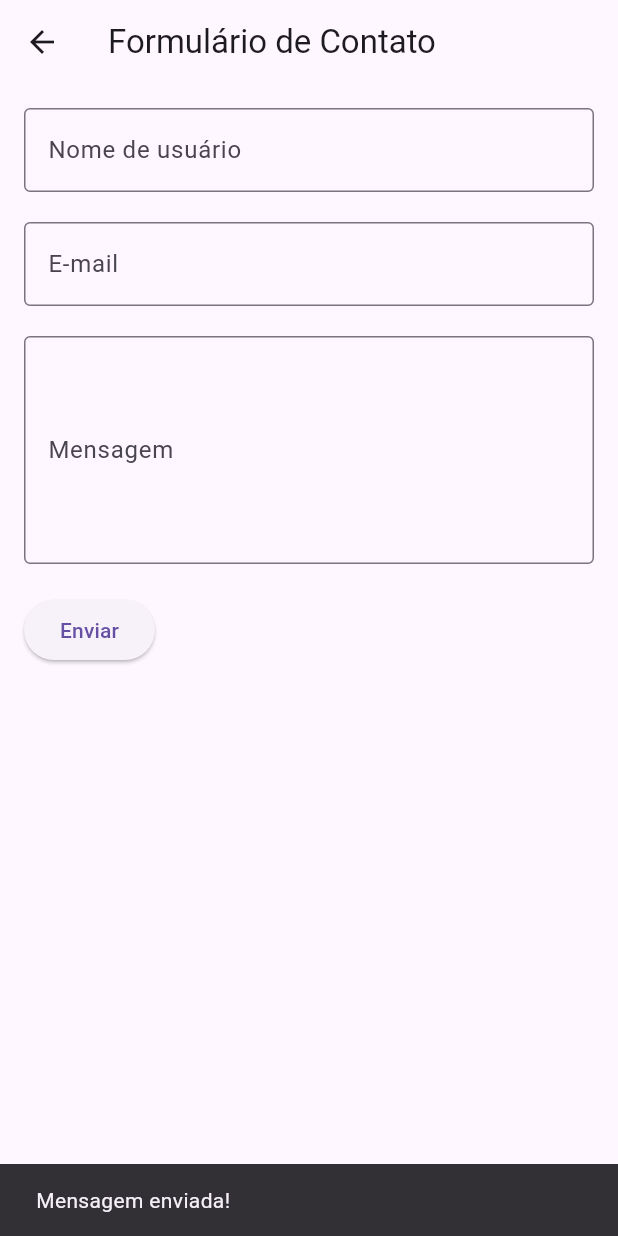
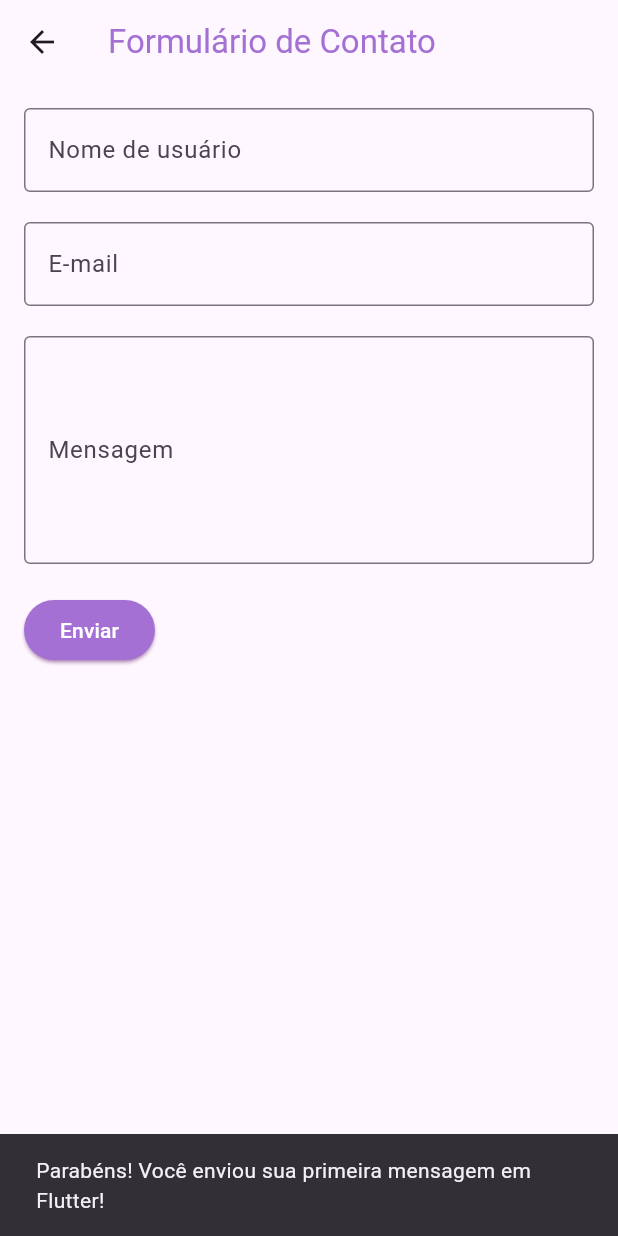
Before and after one commit to DevLuchez/Flutter-Projects, a Flutter app: the ContactForm screen opened directly, after a tap on "Enviar", on a phone screen of 412 x 824 dp. Run offline on Flutter 3.47's test engine with Material 3 defaults, Android fonts, the phone set to English and light mode, and no system bars.

Commit message:
Update contact_form.dart

```diff
--- a/lib/contact_form.dart
+++ b/lib/contact_form.dart
@@ -12,7 +12,9 @@ class _ContactFormState extends State<ContactForm> {
   Widget build(BuildContext context) {
     return Scaffold(
       appBar: AppBar(
-        title: Text("Formulário de Contato"),
+        title: Text("Formulário de Contato",
+        style: TextStyle(color: Color(0xFFA470D4)),
+        ),
       ),
       body: Padding(
         padding: const EdgeInsets.all(16.0),
@@ -50,10 +52,16 @@ class _ContactFormState extends State<ContactForm> {
             ElevatedButton(
               onPressed: () {
                 ScaffoldMessenger.of(context).showSnackBar(
-                  SnackBar(content: Text('Mensagem enviada!')),
+                  SnackBar(content: Text('Parabéns! Você enviou sua primeira mensagem em Flutter!')),
                 );
               },
-              child: Text("Enviar"),
+              style: ElevatedButton.styleFrom(
+                backgroundColor: Color(0xFFA470D4),
+                shadowColor: Colors.purple,
+              ),
+              child: Text("Enviar",
+                style: TextStyle(color: Colors.white),
+              )
             ),
           ],
         ),
```
